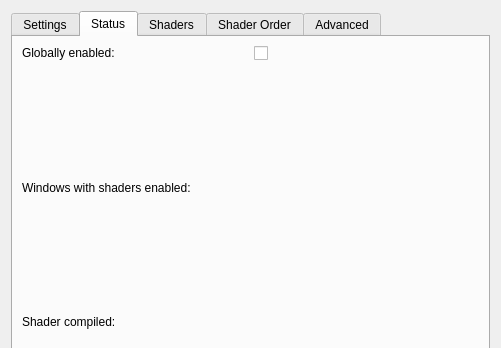
Before: the Qt Designer form src/ShadersUI.ui in kevinlekiller/kwin-effect-shaders, drawn with Qt 5; both pictures show x 0 to 501 and y 0 to 348 of the 501 by 628 pixel window.
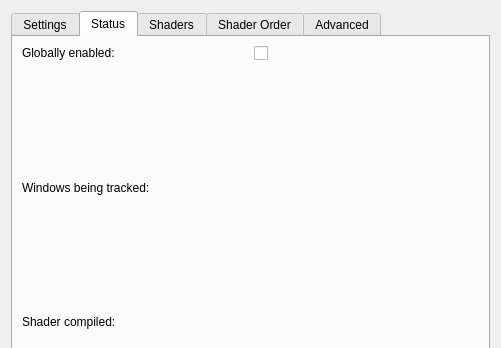
After: the same form once the commit is applied. The open tabs and pages were chosen to show the change.

Diff of the .ui file:
```diff
--- a/src/ShadersUI.ui
+++ b/src/ShadersUI.ui
@@ -154,7 +154,7 @@
        <item row="1" column="0" alignment="Qt::AlignTop">
         <widget class="QLabel" name="label_Status">
          <property name="text">
-          <string>Windows with shaders enabled:</string>
+          <string>Windows being tracked:</string>
          </property>
         </widget>
        </item>
```
Left out of the diff: 3 changed lines with no effect on the pictures.
